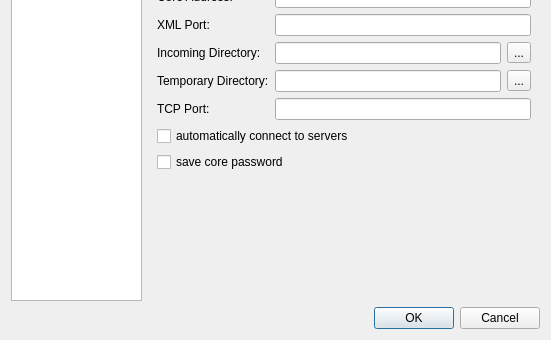
The window that src/optionsdialogbase.ui (applejuicenetz/gui-juicer) describes before a commit, drawn with Qt 5; both pictures show x 0 to 551 and y 156 to 496 of the 551 by 496 pixel window.
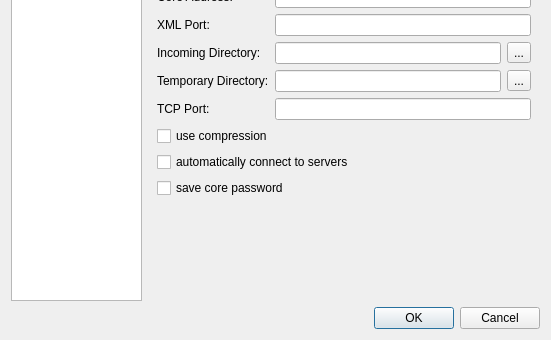
The same window after the commit. Icons and pictures are not drawn.

Commit message: optional zlib compression for core reponses

Diff of the .ui file:
```diff
--- a/src/optionsdialogbase.ui
+++ b/src/optionsdialogbase.ui
@@ -205,6 +205,13 @@
          </item>
         </layout>
        </item>
+       <item>
+        <widget class="QCheckBox" name="useCompression">
+         <property name="text">
+          <string>use compression</string>
+         </property>
+        </widget>
+       </item>
        <item>
         <widget class="QCheckBox" name="autoConnect">
          <property name="text">
```
The commit also changes 3 other files.
